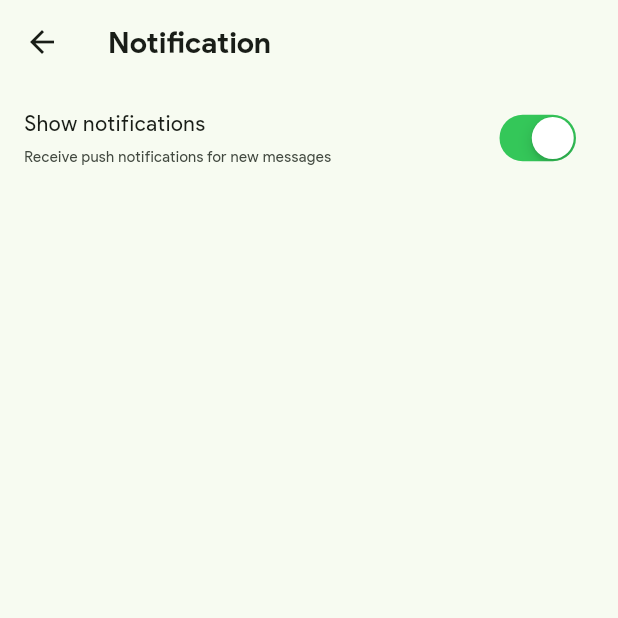
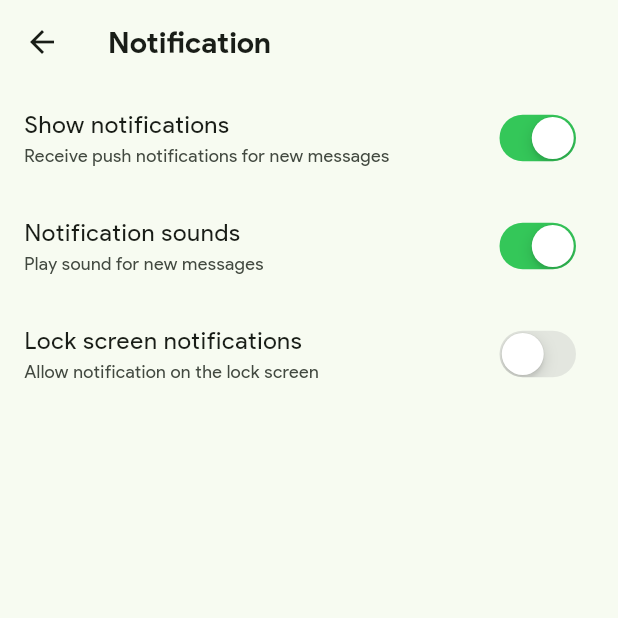
Before and after one commit to hanh2fpts/fluxstore, a Flutter app: the SettingNotificationPage screen opened by its route, on a phone screen of 412 x 824 dp, the top half of it. Run offline on Flutter 3.47's test engine with Material 2 defaults, Android fonts, the phone set to English and light mode, and no system bars; our stand-ins replace carousel_slider, flutter_bloc, flutter_secure_storage, flutter_svg, get_it, shared_preferences and 1 more; accounts and stored records are empty.

Commit message:
update code

```diff
--- a/lib/app_config/route_config.dart
+++ b/lib/app_config/route_config.dart
@@ -1,4 +1,5 @@
 import 'package:flutter/cupertino.dart';
+import 'package:fluxstore/presentation/profile/profile_setting_page.dart';
 import 'package:fluxstore/presentation/setting/setting_color.dart';
 import 'package:fluxstore/presentation/sidebar/about_page.dart';
 import 'package:fluxstore/presentation/intro/intro_page.dart';
@@ -30,6 +31,8 @@ Route generateRoutes(RouteSettings settings) {
       return CupertinoPageRoute(builder: (context) => const SettingNotificationPage());
     case SettingColor.routeName:
       return CupertinoPageRoute(builder: (context) => const SettingColor());
+    case ProfileSettingPage.routeName:
+      return CupertinoPageRoute(builder: (context) => const ProfileSettingPage());
     default:
       return CupertinoPageRoute(builder: (context) => const HomePage());
   }
--- a/lib/presentation/setting/setting_noti_page.dart
+++ b/lib/presentation/setting/setting_noti_page.dart
@@ -1,9 +1,18 @@
 import 'package:flutter/cupertino.dart';
 import 'package:flutter/material.dart';
 
-class SettingNotificationPage extends StatelessWidget {
+class SettingNotificationPage extends StatefulWidget {
   const SettingNotificationPage({super.key});
   static const String routeName = 'setting_noti_page';
+
+  @override
+  State<SettingNotificationPage> createState() => _SettingNotificationPageState();
+}
+
+class _SettingNotificationPageState extends State<SettingNotificationPage> {
+  bool enableNoti = true;
+  bool enableNotiSound = true;
+  bool enableLockScreenNoti = false;
   @override
   Widget build(BuildContext context) {
     return Scaffold(
@@ -22,17 +31,63 @@ class SettingNotificationPage extends StatelessWidget {
             title: const Text(
               'Show notifications',
               style: TextStyle(
-                fontSize: 14,
+                fontSize: 16,
               ),
             ),
             subtitle: const Text(
               'Receive push notifications for new messages',
               style: TextStyle(
-                fontSize: 10,
+                fontSize: 12,
               ),
             ),
-            trailing: CupertinoSwitch(value: true, onChanged: (value) {}),
-          )
+            trailing: CupertinoSwitch(
+                value: enableNoti,
+                onChanged: (value) {
+                  setState(() {
+                    enableNoti = value;
+                  });
+                }),
+          ),
+          ListTile(
+            title: const Text(
+              'Notification sounds',
+              style: TextStyle(
+                fontSize: 16,
+              ),
+            ),
+            subtitle: const Text(
+              'Play sound for new messages',
+              style: TextStyle(
+                fontSize: 12,
+              ),
+            ),
+            trailing: CupertinoSwitch(
+                value: enableNotiSound,
+                onChanged: (value) {
+                  setState(() {
+                    enableNotiSound = value;
+                  });
+                }),
+          ),
+          ListTile(
+            title: const Text(
+              'Lock screen notifications',
+              style: TextStyle(
+                fontSize: 16,
+              ),
+            ),
+            subtitle: const Text(
+              'Allow notification on the lock screen',
+              style: TextStyle(
+                fontSize: 12,
+              ),
+            ),
+            trailing: CupertinoSwitch(value: enableLockScreenNoti, onChanged: (value) {
+              setState(() {
+                enableLockScreenNoti = value;
+              });
+            }),
+          ),
         ],
       ),
     );
```
Also changed, not shown: lib/presentation/home/home_page.dart (+5 -5 lines), lib/presentation/profile/profile_page.dart (+88 -2 lines), lib/presentation/profile/profile_setting_page.dart (added, +181 -0 lines).
